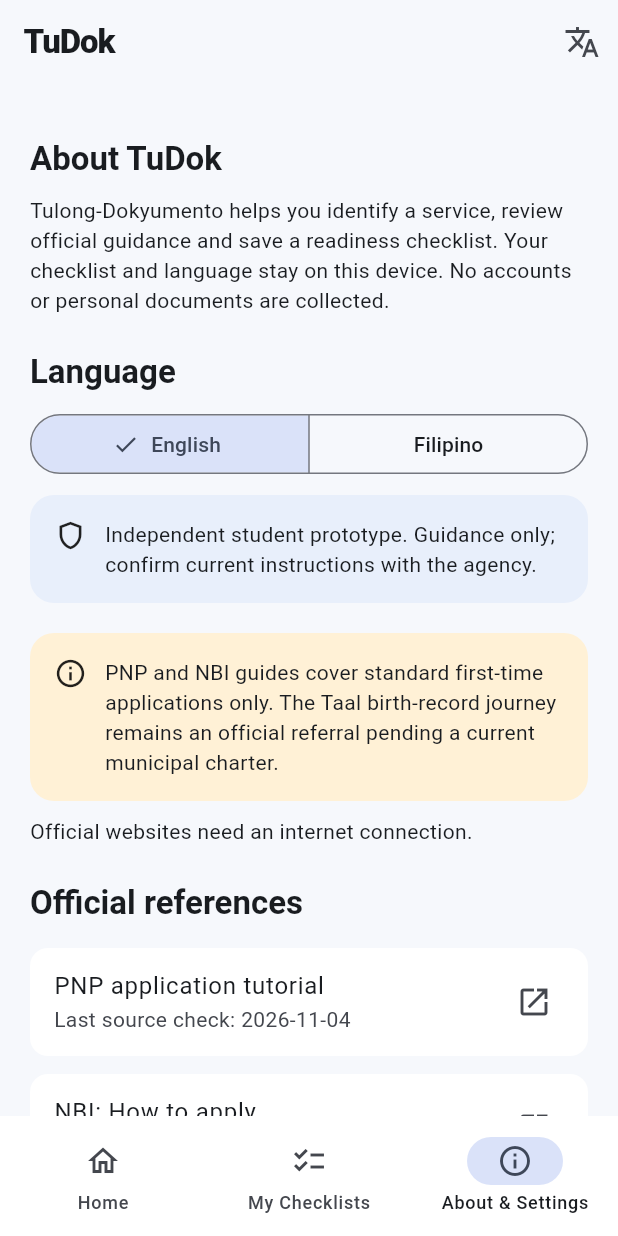
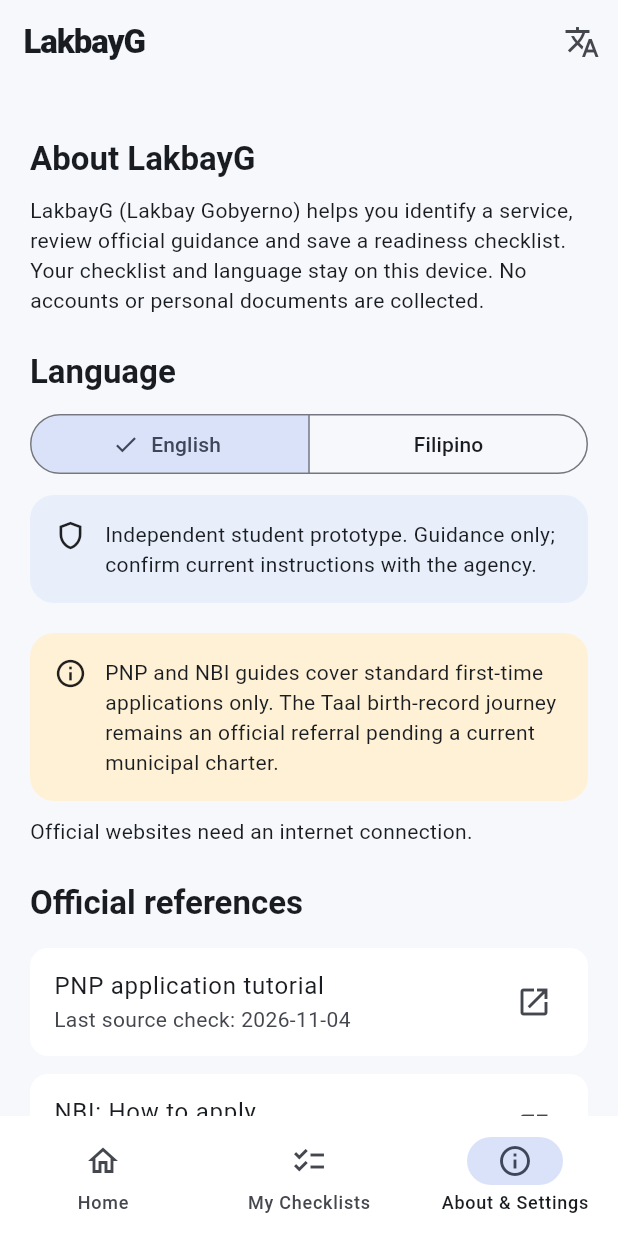
Before and after one commit to colkeaz/LakbayG, a Flutter app: the HomeShell screen opened directly, item 3 of the bottom bar chosen, on a phone screen of 412 x 824 dp. Run offline on Flutter 3.47's test engine with Material 3 defaults, Android fonts, the phone set to English and light mode, and no system bars; our stand-ins replace sqflite; accounts and stored records are empty.

Commit message:
refactor: rename project branding to LakbayG (Lakbay Gobyerno)

```diff
--- a/assets/catalog.json
+++ b/assets/catalog.json
@@ -509,8 +509,8 @@
     {
       "id": "general-referral",
       "reason": {
-        "en": "Ask the institution requesting your document to identify the exact service. TuDok covers only three sample journeys.",
-        "fil": "Tanungin ang humihinging institusyon kung anong eksaktong serbisyo ang kailangan. Tatlong halimbawang proseso lamang ang saklaw ng TuDok."
+        "en": "Ask the institution requesting your document to identify the exact service. LakbayG covers only three sample journeys.",
+        "fil": "Tanungin ang humihinging institusyon kung anong eksaktong serbisyo ang kailangan. Tatlong halimbawang proseso lamang ang saklaw ng LakbayG."
       },
       "url": "https://arta.gov.ph/"
     },
--- a/lib/l10n/app_en.arb
+++ b/lib/l10n/app_en.arb
@@ -41,11 +41,11 @@
   "linkError": "Could not open the link. Copy it and try in your browser when connected.",
   "copyLink": "Copy link",
   "close": "Close",
-  "about": "About TuDok",
-  "aboutBody": "Tulong-Dokyumento helps you identify a service, review official guidance and save a readiness checklist. Your checklist and language stay on this device. No accounts or personal documents are collected.",
+  "about": "About LakbayG",
+  "aboutBody": "LakbayG (Lakbay Gobyerno) helps you identify a service, review official guidance and save a readiness checklist. Your checklist and language stay on this device. No accounts or personal documents are collected.",
   "reviewNotice": "PNP and NBI guides cover standard first-time applications only. The Taal birth-record journey remains an official referral pending a current municipal charter.",
   "retry": "Retry",
-  "loadError": "TuDok could not load its local content or saved data. Retry without clearing app data.",
+  "loadError": "LakbayG could not load its local content or saved data. Retry without clearing app data.",
   "step": "Step",
   "offline": "Guidance available offline",
   "linksNeedInternet": "Official websites need an internet connection."
--- a/lib/l10n/app_fil.arb
+++ b/lib/l10n/app_fil.arb
@@ -41,11 +41,11 @@
   "linkError": "Hindi mabuksan ang link. Kopyahin at subukan sa browser kapag may koneksyon.",
   "copyLink": "Kopyahin ang link",
   "close": "Isara",
-  "about": "Tungkol sa TuDok",
-  "aboutBody": "Tinutulungan ka ng Tulong-Dokyumento na pumili ng serbisyo, tingnan ang opisyal na gabay at mag-save ng checklist. Nananatili sa device na ito ang checklist at wika. Walang kinokolektang account o personal na dokumento.",
+  "about": "Tungkol sa LakbayG",
+  "aboutBody": "Tinutulungan ka ng LakbayG (Lakbay Gobyerno) na pumili ng serbisyo, tingnan ang opisyal na gabay at mag-save ng checklist. Nananatili sa device na ito ang checklist at wika. Walang kinokolektang account o personal na dokumento.",
   "reviewNotice": "Saklaw lamang ng gabay sa PNP at NBI ang karaniwang unang aplikasyon. Mananatiling referral sa opisyal na tanggapan ang proseso sa Taal habang wala pang kasalukuyang charter.",
   "retry": "Subukang muli",
-  "loadError": "Hindi ma-load ng TuDok ang lokal na nilalaman o datos. Subukang muli nang hindi binubura ang app data.",
+  "loadError": "Hindi ma-load ng LakbayG ang lokal na nilalaman o datos. Subukang muli nang hindi binubura ang app data.",
   "step": "Hakbang",
   "offline": "Magagamit ang gabay nang offline",
   "linksNeedInternet": "Kailangan ng internet para sa opisyal na website."
--- a/lib/l10n/app_localizations.dart
+++ b/lib/l10n/app_localizations.dart
@@ -347,13 +347,13 @@ abstract class AppLocalizations {
   /// No description provided for @about.
   ///
   /// In en, this message translates to:
-  /// **'About TuDok'**
+  /// **'About LakbayG'**
   String get about;
 
   /// No description provided for @aboutBody.
   ///
   /// In en, this message translates to:
-  /// **'Tulong-Dokyumento helps you identify a service, review official guidance and save a readiness checklist. Your checklist and language stay on this device. No accounts or personal documents are collected.'**
+  /// **'LakbayG (Lakbay Gobyerno) helps you identify a service, review official guidance and save a readiness checklist. Your checklist and language stay on this device. No accounts or personal documents are collected.'**
   String get aboutBody;
 
   /// No description provided for @reviewNotice.
@@ -371,7 +371,7 @@ abstract class AppLocalizations {
   /// No description provided for @loadError.
   ///
   /// In en, this message translates to:
-  /// **'TuDok could not load its local content or saved data. Retry without clearing app data.'**
+  /// **'LakbayG could not load its local content or saved data. Retry without clearing app data.'**
   String get loadError;
 
   /// No description provided for @step.
--- a/lib/l10n/app_localizations_en.dart
+++ b/lib/l10n/app_localizations_en.dart
@@ -138,11 +138,11 @@ class AppLocalizationsEn extends AppLocalizations {
   String get close => 'Close';
 
   @override
-  String get about => 'About TuDok';
+  String get about => 'About LakbayG';
 
   @override
   String get aboutBody =>
-      'Tulong-Dokyumento helps you identify a service, review official guidance and save a readiness checklist. Your checklist and language stay on this device. No accounts or personal documents are collected.';
+      'LakbayG (Lakbay Gobyerno) helps you identify a service, review official guidance and save a readiness checklist. Your checklist and language stay on this device. No accounts or personal documents are collected.';
 
   @override
   String get reviewNotice =>
@@ -153,7 +153,7 @@ class AppLocalizationsEn extends AppLocalizations {
 
   @override
   String get loadError =>
-      'TuDok could not load its local content or saved data. Retry without clearing app data.';
+      'LakbayG could not load its local content or saved data. Retry without clearing app data.';
 
   @override
   String get step => 'Step';
--- a/lib/l10n/app_localizations_fil.dart
+++ b/lib/l10n/app_localizations_fil.dart
@@ -139,11 +139,11 @@ class AppLocalizationsFil extends AppLocalizations {
   String get close => 'Isara';
 
   @override
-  String get about => 'Tungkol sa TuDok';
+  String get about => 'Tungkol sa LakbayG';
 
   @override
   String get aboutBody =>
-      'Tinutulungan ka ng Tulong-Dokyumento na pumili ng serbisyo, tingnan ang opisyal na gabay at mag-save ng checklist. Nananatili sa device na ito ang checklist at wika. Walang kinokolektang account o personal na dokumento.';
+      'Tinutulungan ka ng LakbayG (Lakbay Gobyerno) na pumili ng serbisyo, tingnan ang opisyal na gabay at mag-save ng checklist. Nananatili sa device na ito ang checklist at wika. Walang kinokolektang account o personal na dokumento.';
 
   @override
   String get reviewNotice =>
@@ -154,7 +154,7 @@ class AppLocalizationsFil extends AppLocalizations {
 
   @override
   String get loadError =>
-      'Hindi ma-load ng TuDok ang lokal na nilalaman o datos. Subukang muli nang hindi binubura ang app data.';
+      'Hindi ma-load ng LakbayG ang lokal na nilalaman o datos. Subukang muli nang hindi binubura ang app data.';
 
   @override
   String get step => 'Hakbang';
--- a/lib/main.dart
+++ b/lib/main.dart
@@ -41,7 +41,7 @@ class _BootstrapState extends State<Bootstrap> {
     future: loading,
     builder: (context, snapshot) {
       if (snapshot.hasData) {
-        return TuDokApp(
+        return LakbayGApp(
           catalog: snapshot.data!.$1,
           controller: snapshot.data!.$2,
         );
@@ -103,10 +103,10 @@ extension ViewContext on BuildContext {
   }
 }
 
-class TuDokApp extends StatelessWidget {
+class LakbayGApp extends StatelessWidget {
   final Catalog catalog;
   final AppController controller;
-  const TuDokApp({super.key, required this.catalog, required this.controller});
+  const LakbayGApp({super.key, required this.catalog, required this.controller});
   @override
   Widget build(BuildContext context) => AppScope(
     catalog: catalog,
@@ -114,7 +114,7 @@ class TuDokApp extends StatelessWidget {
     child: ListenableBuilder(
       listenable: controller,
       builder: (context, _) => MaterialApp(
-        title: 'TuDok',
+        title: 'LakbayG',
         debugShowCheckedModeBanner: false,
         locale: Locale(controller.language),
         localizationsDelegates: AppLocalizations.localizationsDelegates,
@@ -165,7 +165,7 @@ class LanguageScreen extends StatelessWidget {
                 ),
                 const SizedBox(height: 20),
                 Text(
-                  'TuDok',
+                  'LakbayG',
                   textAlign: TextAlign.center,
                   style: Theme.of(context).textTheme.displaySmall,
                 ),
@@ -215,7 +215,7 @@ class _HomeShellState extends State<HomeShell> {
   Widget build(BuildContext context) => Scaffold(
     appBar: AppBar(
       title: const Text(
-        'TuDok',
+        'LakbayG',
         style: TextStyle(fontWeight: FontWeight.w800, letterSpacing: -0.7),
       ),
       actions: [const LanguageMenu()],
--- a/pubspec.yaml
+++ b/pubspec.yaml
@@ -1,5 +1,5 @@
 name: tudok
-description: "TuDok (Tulong-Dokyumento) — Citizen-centered government document navigation application."
+description: "LakbayG (Lakbay Gobyerno) — Citizen-centered government document navigation application."
 # The following line prevents the package from being accidentally published to
 # pub.dev using `flutter pub publish`. This is preferred for private packages.
 publish_to: 'none' # Remove this line if you wish to publish to pub.dev
```
Also changed, not shown: 13 other files.
